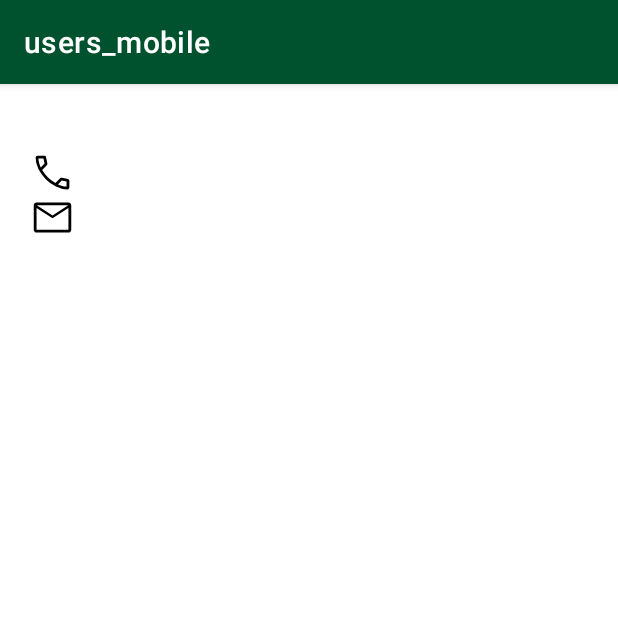
After one commit to sansotmon/users-mobile, an Android app: the UserDetailActivity screen opened directly, with no data from a screen before it, on a phone screen of 412 x 824 dp, the top half of it. The commit adds this screen. Run offline under Robolectric (Android 15) with nearby library versions, the phone set to English and light mode, and no system bars.

Commit message:
added view, presenter and ui to user detail view, added name, email and phone in user detail view

```diff
--- a/app/src/main/AndroidManifest.xml
+++ b/app/src/main/AndroidManifest.xml
@@ -26,6 +26,10 @@
                 <category android:name="android.intent.category.LAUNCHER" />
             </intent-filter>
         </activity>
+        <activity
+            android:name=".view.activity.UserDetailActivity"
+            android:screenOrientation="fullSensor">
+        </activity>
 
     </application>
 
--- /dev/null
+++ b/app/src/main/java/ssm/android/users_mobile/presenter/UserDetailPresenter.kt
@@ -0,0 +1,16 @@
+package ssm.android.users_mobile.presenter
+
+import android.content.Context
+import com.google.gson.Gson
+import ssm.android.users_mobile.model.User
+
+class UserDetailPresenter(val context: Context, val ui: UserDetailUI) {
+    private var user: User? = null
+
+    fun showUser(userJson:String){
+        user = Gson().fromJson(userJson, User::class.java)
+        user?.let {
+            ui.showUser(it.name!!, it.email!!, it.phone!!)
+        }
+    }
+}
--- /dev/null
+++ b/app/src/main/java/ssm/android/users_mobile/presenter/UserDetailUI.kt
@@ -0,0 +1,5 @@
+package ssm.android.users_mobile.presenter
+
+interface UserDetailUI: BaseUI{
+    fun showUser(name:String, email: String, phone: String)
+}
--- a/app/src/main/java/ssm/android/users_mobile/presenter/UserListPresenter.kt
+++ b/app/src/main/java/ssm/android/users_mobile/presenter/UserListPresenter.kt
@@ -3,12 +3,11 @@ package ssm.android.users_mobile.presenter
 import android.content.Context
 import com.google.gson.Gson
 import com.google.gson.JsonArray
-import com.google.gson.JsonObject
 import com.google.gson.JsonParser
 import ssm.android.users_mobile.R
 import ssm.android.users_mobile.model.User
 
-class UserListPresenter(val context: Context, val ui: UserListUI) : BasePresenter() {
+class UserListPresenter(private val context: Context, private val ui: UserListUI) : BasePresenter() {
 
     private var users: ArrayList<User> = arrayListOf()
     private var tempUsers: List<User> = arrayListOf()
@@ -43,4 +42,9 @@ class UserListPresenter(val context: Context, val ui: UserListUI) : BasePresente
         tempUsers = users.filter { s -> s.name!!.contains(text, ignoreCase = true)}
         ui.refreshRecycler()
     }
+
+    fun actionUser(index: Int) {
+        val recipe = tempUsers[index]
+        ui.showUser(Gson().toJson(recipe))
+    }
 }
--- a/app/src/main/java/ssm/android/users_mobile/presenter/UserListUI.kt
+++ b/app/src/main/java/ssm/android/users_mobile/presenter/UserListUI.kt
@@ -1,5 +1,6 @@
 package ssm.android.users_mobile.presenter
 
 interface UserListUI: BaseUI {
+    fun showUser(userJson: String)
     fun refreshRecycler()
 }
--- /dev/null
+++ b/app/src/main/java/ssm/android/users_mobile/view/activity/UserDetailActivity.kt
@@ -0,0 +1,37 @@
+package ssm.android.users_mobile.view.activity
+
+import android.os.Bundle
+import kotlinx.android.synthetic.main.activity_user_detail.*
+import ssm.android.users_mobile.R.layout.activity_user_detail
+import ssm.android.users_mobile.presenter.UserDetailPresenter
+import ssm.android.users_mobile.presenter.UserDetailUI
+
+class UserDetailActivity: BaseActivity(), UserDetailUI {
+
+    private var presenter: UserDetailPresenter? = null
+    companion object {
+        val USER = "userJson"
+    }
+
+    override fun onCreate(savedInstanceState: Bundle?) {
+        super.onCreate(savedInstanceState)
+        setContentView(activity_user_detail)
+
+        presenter = UserDetailPresenter(this, this)
+
+        if(intent.hasExtra(USER)){
+            val recipeJson = intent.getStringExtra(USER)
+            recipeJson?.let {
+                presenter?.showUser(it)
+            }
+        }
+
+    }
+
+    override fun showUser(name: String, email: String, phone: String) {
+        nameText.text = name
+        emailText.text = email
+        phoneText.text = phone
+    }
+
+}
--- a/app/src/main/java/ssm/android/users_mobile/view/activity/UserListActivity.kt
+++ b/app/src/main/java/ssm/android/users_mobile/view/activity/UserListActivity.kt
@@ -1,5 +1,6 @@
 package ssm.android.users_mobile.view.activity
 
+import android.content.Intent
 import android.os.Bundle
 import androidx.appcompat.widget.SearchView
 import kotlinx.android.synthetic.main.activity_user_list.*
@@ -48,4 +49,14 @@ class UserListActivity: BaseActivity(), UserListUI {
             adapter?.notifyDataSetChanged()
         }
     }
+
+    override fun showUser(userJson: String) {
+        startActivity(createRecipeDetailIntent(userJson))
+    }
+
+    private fun createRecipeDetailIntent(recipeJson: String): Intent {
+        val intent = Intent(this, UserDetailActivity::class.java)
+        intent.putExtra(UserDetailActivity.USER, recipeJson)
+        return intent
+    }
 }
--- a/app/src/main/java/ssm/android/users_mobile/view/adapter/UserListRecyclerAdapter.kt
+++ b/app/src/main/java/ssm/android/users_mobile/view/adapter/UserListRecyclerAdapter.kt
@@ -34,6 +34,9 @@ class UserListRecyclerAdapter(val presenter: UserListPresenter): RecyclerView.Ad
         presenter.getUser(position) { user ->
             holder.bind(user)
         }
+        holder.itemView.setOnClickListener {
+            presenter.actionUser(position)
+        }
     }
 
     override fun getItemCount(): Int = presenter.getTotalUsers()
--- /dev/null
+++ b/app/src/main/res/layout/activity_user_detail.xml
@@ -0,0 +1,83 @@
+<?xml version="1.0" encoding="utf-8"?>
+<androidx.coordinatorlayout.widget.CoordinatorLayout
+    xmlns:android="http://schemas.android.com/apk/res/android"
+    xmlns:tools="http://schemas.android.com/tools"
+    android:layout_width="match_parent"
+    android:layout_height="match_parent"
+    tools:context="ssm.android.users_mobile.view.activity.UserListActivity">
+
+    <RelativeLayout
+        android:layout_width="match_parent"
+        android:layout_height="match_parent"
+        android:layout_marginTop="@dimen/margin_s"
+        android:layout_marginStart="@dimen/margin"
+        android:layout_marginEnd="@dimen/margin"
+        android:layout_marginBottom="@dimen/margin_s">
+
+        <TextView
+            android:id="@+id/nameText"
+            android:layout_width="match_parent"
+            android:layout_height="wrap_content"
+            android:textColor="@color/colorPrimary"
+            android:textSize="@dimen/font_large"
+            android:textStyle="bold"/>
+
+        <LinearLayout
+            android:id="@+id/lyPhone"
+            android:layout_width="wrap_content"
+            android:layout_height="wrap_content"
+            android:layout_below="@+id/nameText"
+            android:layout_marginTop="@dimen/spacing_small">
+
+            <ImageView
+                android:id="@+id/imgPhone"
+                android:layout_width="30dp"
+                android:layout_height="30dp"
+                android:src="@drawable/call"/>
+
+            <TextView
+                android:id="@+id/phoneText"
+                android:layout_width="wrap_content"
+                android:layout_height="match_parent"
+                android:layout_marginStart="@dimen/spacing_small"
+                android:textSize="@dimen/font_normal"
+                android:gravity="center"
+                android:textStyle="bold" />
+
+        </LinearLayout>
+
+        <LinearLayout
+            android:id="@+id/lyEmail"
+            android:layout_width="wrap_content"
+            android:layout_height="wrap_content"
+            android:layout_below="@id/lyPhone"
+            android:textAlignment="center">
+
+            <ImageView
+                android:id="@+id/imgEmail"
+                android:layout_width="30dp"
+                android:layout_height="30dp"
+                android:src="@drawable/mail"/>
+
+            <TextView
+                android:id="@+id/emailText"
+                android:layout_width="wrap_content"
+                android:layout_height="match_parent"
+                android:layout_marginStart="@dimen/spacing_small"
+                android:textAlignment="center"
+                android:gravity="center"
+                android:textSize="@dimen/font_normal"
+                android:textStyle="bold"/>
+
+        </LinearLayout>
+
+        <androidx.recyclerview.widget.RecyclerView
+            android:id="@+id/userRecycler"
+            android:layout_width="match_parent"
+            android:layout_height="match_parent"
+            android:layout_below="@id/lyEmail"
+            android:layout_marginTop="@dimen/margin_s"/>
+
+    </RelativeLayout>
+
+</androidx.coordinatorlayout.widget.CoordinatorLayout>
```
